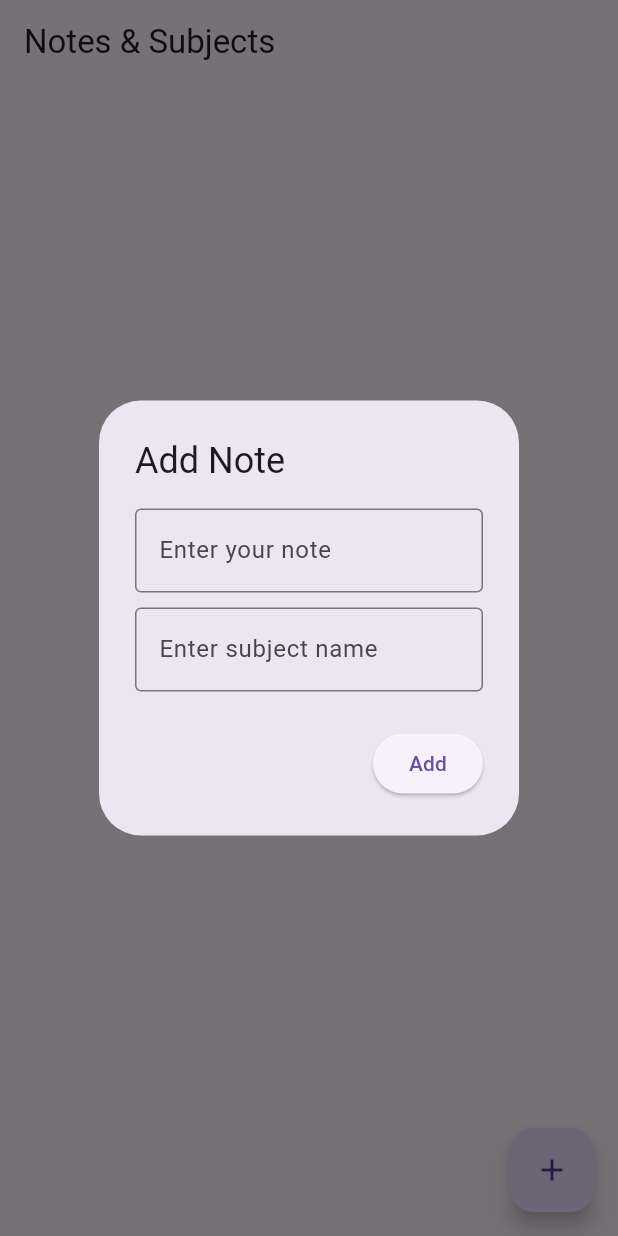
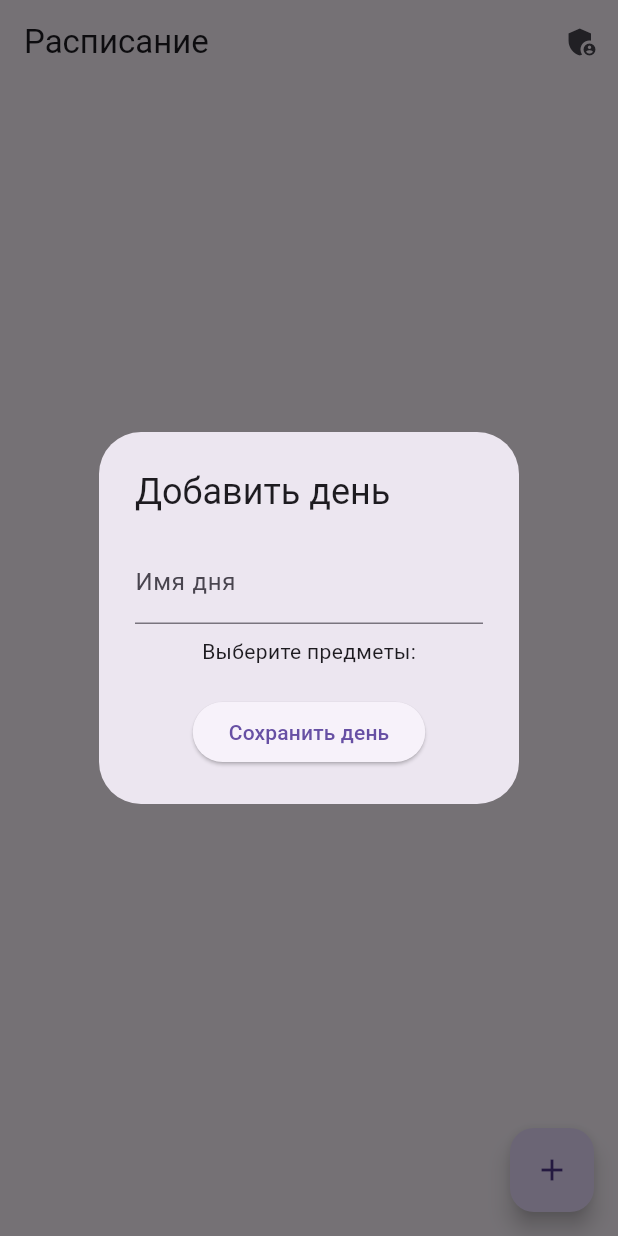
Before and after one commit to Anonymus123123/abaichushpancrudvladaman, a Flutter app: the screen it shows after launch, after a tap on the "add" icon, on a phone screen of 412 x 824 dp. Run offline on Flutter 3.47's test engine with Material 3 defaults, Android fonts, the phone set to English and light mode, and no system bars; our stand-ins replace cloud_firestore, firebase_core; accounts and stored records are empty.

Commit message:
База нормальная все снес переделал

```diff
--- a/crudvladflutter/lib/main.dart
+++ b/crudvladflutter/lib/main.dart
@@ -1,22 +1,27 @@
-import 'package:crudvladflutter/firebase_options.dart';
-import 'package:crudvladflutter/pages/home_page.dart';
 import 'package:firebase_core/firebase_core.dart';
 import 'package:flutter/material.dart';
+import 'firebase_options.dart'; // Импортируйте ваши настройки Firebase
+import 'screens/schedule_screen.dart'; // Импортируем экран расписания
 
 void main() async {
   WidgetsFlutterBinding.ensureInitialized();
   await Firebase.initializeApp(options: DefaultFirebaseOptions.currentPlatform);
-  runApp(const MyApp());
+  runApp(MyApp());
 }
 
 class MyApp extends StatelessWidget {
-  const MyApp({super.key});
-
   @override
   Widget build(BuildContext context) {
-    return const MaterialApp(
-      debugShowCheckedModeBanner: false,
-      home: HomePage(),
+    return MaterialApp(
+      title: 'Расписание',
+      theme: ThemeData(
+        primarySwatch: Colors.blue,
+      ),
+      home: ScheduleScreen(), // Экран расписания
+      // Добавьте маршрутизацию для админ-панели, если потребуется
+      // routes: {
+      //   '/admin': (context) => AdminPanel(),
+      // },
     );
   }
 }
--- a/crudvladflutter/lib/models/note.dart
+++ /dev/null
@@ -1,51 +0,0 @@
-import 'package:cloud_firestore/cloud_firestore.dart';
-
-class Subject {
-  final String name;
-
-  Subject({required this.name});
-
-  factory Subject.fromJson(Map<String, dynamic> json) {
-    return Subject(name: json['name'] ?? '');
-  }
-
-  Map<String, dynamic> toJson() {
-    return {
-      'name': name,
-    };
-  }
-}
-
-class Note {
-  final String id;
-  final String noteText;
-  final Timestamp timestamp;
-  final Subject subject;
-
-  Note({
-    required this.id,
-    required this.noteText,
-    required this.timestamp,
-    required this.subject,
-  });
-
-  // Creating a Note from a Firestore document
-  factory Note.fromDocument(DocumentSnapshot doc) {
-    Map<String, dynamic> data = doc.data() as Map<String, dynamic>;
-    return Note(
-      id: doc.id,
-      noteText: data['note'],
-      timestamp: data['timestamp'],
-      subject: Subject.fromJson(data['subject'] ?? {}),
-    );
-  }
-
-  // Convert Note to JSON (for adding or updating)
-  Map<String, dynamic> toJson() {
-    return {
-      'note': noteText,
-      'timestamp': timestamp,
-      'subject': subject.toJson(),
-    };
-  }
-}
--- a/crudvladflutter/lib/pages/home_page.dart
+++ /dev/null
@@ -1,164 +0,0 @@
-import 'package:cloud_firestore/cloud_firestore.dart';
-import 'package:crudvladflutter/services/firestore.dart'; // FirestoreService и модель Note
-import 'package:flutter/material.dart';
-import 'package:crudvladflutter/models/note.dart'; // Импорт модели Note
-
-class HomePage extends StatefulWidget {
-  const HomePage({super.key});
-
-  @override
-  State<HomePage> createState() => _HomePageState();
-}
-
-class _HomePageState extends State<HomePage> {
-  final TextEditingController textController = TextEditingController();
-  final TextEditingController subjectController = TextEditingController();
-  final FirestoreService firestoreService = FirestoreService();
-
-  void openNoteBox({Note? note}) {
-    // If we're editing a note, fill the text fields with the existing data
-    if (note != null) {
-      textController.text = note.noteText;
-      subjectController.text = note.subject.name;
-    } else {
-      textController.clear();
-      subjectController.clear();
-    }
-
-    showDialog(
-      context: context,
-      builder: (context) => AlertDialog(
-        title: Text(note == null ? 'Add Note' : 'Update Note'),
-        content: Column(
-          mainAxisSize: MainAxisSize.min,
-          children: [
-            TextField(
-              controller: textController,
-              decoration: const InputDecoration(
-                hintText: 'Enter your note',
-                border: OutlineInputBorder(),
-              ),
-              maxLines: null,
-            ),
-            const SizedBox(height: 10),
-            TextField(
-              controller: subjectController,
-              decoration: const InputDecoration(
-                hintText: 'Enter subject name',
-                border: OutlineInputBorder(),
-              ),
-              maxLines: 1,
-            ),
-          ],
-        ),
-        actions: [
-          ElevatedButton(
-            onPressed: () async {
-              if (note == null) {
-                // Adding a new note
-                Note newNote = Note(
-                  id: '', // Firestore will generate the ID automatically
-                  noteText: textController.text,
-                  timestamp: Timestamp.now(),
-                  subject: Subject(name: subjectController.text),
-                );
-                await firestoreService.addNote(newNote);
-              } else {
-                // Updating an existing note
-                Note updatedNote = Note(
-                  id: note.id,
-                  noteText: textController.text,
-                  timestamp: Timestamp.now(),
-                  subject: Subject(name: subjectController.text),
-                );
-                await firestoreService.updateNote(updatedNote);
-              }
-              textController.clear();
-              subjectController.clear();
-              Navigator.pop(context);
-              setState(() {}); // Refresh the UI to reflect the changes
-            },
-            child: Text(note == null ? 'Add' : 'Update'),
-          ),
-        ],
-      ),
-    );
-  }
-
-  @override
-  Widget build(BuildContext context) {
-    return Scaffold(
-      appBar: AppBar(title: const Text("Notes & Subjects")),
-      body: buildNotesList(),
-      floatingActionButton: FloatingActionButton(
-        onPressed: () => openNoteBox(),
-        child: const Icon(Icons.add),
-      ),
-    );
-  }
-
-  Widget buildNotesList() {
-    return StreamBuilder<List<Note>>(
-      stream: firestoreService.getNotesStream(),
-      builder: (context, snapshot) {
-        if (snapshot.hasData) {
-          List<Note> notesList = snapshot.data!;
-
-          if (notesList.isEmpty) {
-            return const Center(
-              child: Text("No notes available", style: TextStyle(fontSize: 18)),
-            );
-          }
-
-          return ListView.builder(
-            itemCount: notesList.length,
-            itemBuilder: (context, index) {
-              Note note = notesList[index];
-
-              return Card(
-                margin: const EdgeInsets.symmetric(vertical: 8, horizontal: 16),
-                elevation: 4,
-                shape: RoundedRectangleBorder(
-                  borderRadius: BorderRadius.circular(12),
-                ),
-                child: ListTile(
-                  title: Padding(
-                    padding: const EdgeInsets.symmetric(vertical: 8.0),
-                    child: Text(
-                      note.noteText,
-                      style: const TextStyle(fontSize: 16),
-                    ),
-                  ),
-                  subtitle: Text(
-                    'Subject: ${note.subject.name}',
-                    style: const TextStyle(fontSize: 14, color: Colors.grey),
-                  ),
-                  trailing: Row(
-                    mainAxisSize: MainAxisSize.min,
-                    children: [
-                      IconButton(
-                        onPressed: () => openNoteBox(note: note),
-                        icon: const Icon(Icons.edit),
-                      ),
-                      IconButton(
-                        onPressed: () async {
-                          await firestoreService.deleteNote(note.id);
-                          setState(() {}); // Refresh the UI after deletion
-                        },
-                        icon: const Icon(Icons.delete),
-                      ),
-                    ],
-                  ),
-                ),
-              );
-            },
-          );
-        } else {
-          return const Center(
-            child: CircularProgressIndicator(),
-          );
-        }
-      },
-    );
-  }
-}
--- /dev/null
+++ b/crudvladflutter/lib/screens/add_day_dialog.dart
@@ -0,0 +1,92 @@
+import 'package:cloud_firestore/cloud_firestore.dart';
+import 'package:flutter/material.dart';
+
+class AddDayDialog extends StatefulWidget {
+  @override
+  _AddDayDialogState createState() => _AddDayDialogState();
+}
+
+class _AddDayDialogState extends State<AddDayDialog> {
+  final _formKey = GlobalKey<FormState>();
+  final FirebaseFirestore firestore = FirebaseFirestore.instance;
+  String dayName = '';
+  List<String> selectedSubjects = [];
+
+  void _submit() {
+    if (_formKey.currentState!.validate()) {
+      firestore.collection('days').add({
+        'name': dayName,
+        'subjects': selectedSubjects.map((subject) => {'name': subject}).toList(),
+      }).then((_) {
+        Navigator.of(context).pop(); // Закрыть диалоговое окно
+      });
+    }
+  }
+
+  @override
+  Widget build(BuildContext context) {
+    return AlertDialog(
+      title: Text('Добавить день'),
+      content: Form(
+        key: _formKey,
+        child: Column(
+          mainAxisSize: MainAxisSize.min,
+          children: [
+            TextFormField(
+              decoration: InputDecoration(labelText: 'Имя дня'),
+              validator: (value) {
+                if (value == null || value.isEmpty) {
+                  return 'Введите имя дня';
+                }
+                return null;
+              },
+              onChanged: (value) {
+                dayName = value;
+              },
+            ),
+            SizedBox(height: 8),
+            Text('Выберите предметы:'),
+            StreamBuilder<QuerySnapshot>(
+              stream: firestore.collection('subjects').snapshots(),
+              builder: (context, snapshot) {
+                if (snapshot.hasError) {
+                  return Text('Ошибка: ${snapshot.error}');
+                }
+                if (snapshot.connectionState == ConnectionState.waiting) {
+                  return CircularProgressIndicator();
+                }
+
+                final subjects = snapshot.data!.docs;
+
+                return Wrap(
+                  spacing: 8,
+                  children: subjects.map((subject) {
+                    final subjectName = subject['name'];
+                    return ChoiceChip(
+                      label: Text(subjectName),
+                      selected: selectedSubjects.contains(subjectName),
+                      onSelected: (selected) {
+                        setState(() {
+                          if (selected) {
+                            selectedSubjects.add(subjectName);
+                          } else {
+                            selectedSubjects.remove(subjectName);
+                          }
+                        });
+                      },
+                    );
+                  }).toList(),
+                );
+              },
+            ),
+            SizedBox(height: 20),
+            ElevatedButton(
+              onPressed: _submit,
+              child: Text('Сохранить день'),
+            ),
+          ],
+        ),
+      ),
+    );
+  }
+}
--- /dev/null
+++ b/crudvladflutter/lib/screens/schedule_screen.dart
@@ -0,0 +1,62 @@
+import 'package:cloud_firestore/cloud_firestore.dart';
+import 'package:flutter/material.dart';
+import 'add_day_dialog.dart'; // Импортируйте диалог добавления дня
+import 'admin_panel.dart'; // Импортируйте админ-панель
+
+class ScheduleScreen extends StatelessWidget {
+  final FirebaseFirestore firestore = FirebaseFirestore.instance;
+
+  @override
+  Widget build(BuildContext context) {
+    return Scaffold(
+      appBar: AppBar(
+        title: Text('Расписание'),
+        actions: [
+          IconButton(
+            icon: Icon(Icons.admin_panel_settings),
+            onPressed: () {
+              Navigator.push(
+                context,
+                MaterialPageRoute(builder: (context) => AdminPanel()),
+              );
+            },
+          ),
+        ],
+      ),
+      body: StreamBuilder<QuerySnapshot>(
+        stream: firestore.collection('days').snapshots(),
+        builder: (context, snapshot) {
+          if (snapshot.hasError) {
+            return Center(child: Text('Ошибка: ${snapshot.error}'));
+          }
+          if (snapshot.connectionState == ConnectionState.waiting) {
+            return Center(child: CircularProgressIndicator());
+          }
+
+          final days = snapshot.data!.docs;
+
+          return ListView.builder(
+            itemCount: days.length,
+            itemBuilder: (context, index) {
+              final day = days[index];
+              final subjects = day['subjects'] as List;
+              return ListTile(
+                title: Text(day['name']),
+                subtitle: Text(subjects.map((s) => s['name']).join(', ')),
+              );
+            },
+          );
+        },
+      ),
+      floatingActionButton: FloatingActionButton(
+        onPressed: () {
+          showDialog(
+            context: context,
+            builder: (context) => AddDayDialog(), // Открытие диалога
+          );
+        },
+        child: Icon(Icons.add),
+      ),
+    );
+  }
+}
--- a/crudvladflutter/lib/services/firestore.dart
+++ /dev/null
@@ -1,30 +0,0 @@
-import 'dart:async';
-
-import 'package:cloud_firestore/cloud_firestore.dart';
-
-import '../models/note.dart';
-
-class FirestoreService {
-  final CollectionReference notes =
-  FirebaseFirestore.instance.collection('notes');
-
-  Future<void> addNote(Note note) {
-    return notes.add(note.toJson());
-  }
-
-  Stream<List<Note>> getNotesStream() {
-    return notes.orderBy('timestamp', descending: true).snapshots().map(
-          (snapshot) {
-        return snapshot.docs.map((doc) => Note.fromDocument(doc)).toList();
-      },
-    );
-  }
-
-  Future<void> updateNote(Note note) {
-    return notes.doc(note.id).update(note.toJson());
-  }
-
-  Future<void> deleteNote(String docID) {
-    return notes.doc(docID).delete();
-  }
-}
--- a/crudvladflutter/pubspec.yaml
+++ b/crudvladflutter/pubspec.yaml
@@ -37,6 +37,7 @@ dependencies:
   cupertino_icons: ^1.0.8
   firebase_core: ^3.6.0
   cloud_firestore: ^5.4.3
+  flutter_colorpicker: ^1.0.3 # Adjust to your version
 
 dev_dependencies:
   flutter_test:
```
Also changed, not shown: crudvladflutter/lib/models/day.dart (added, +17 -0 lines), crudvladflutter/lib/models/subject.dart (added, +9 -0 lines), crudvladflutter/lib/screens/admin_panel.dart (added, +62 -0 lines), crudvladflutter/pubspec.lock, 1 other file.
